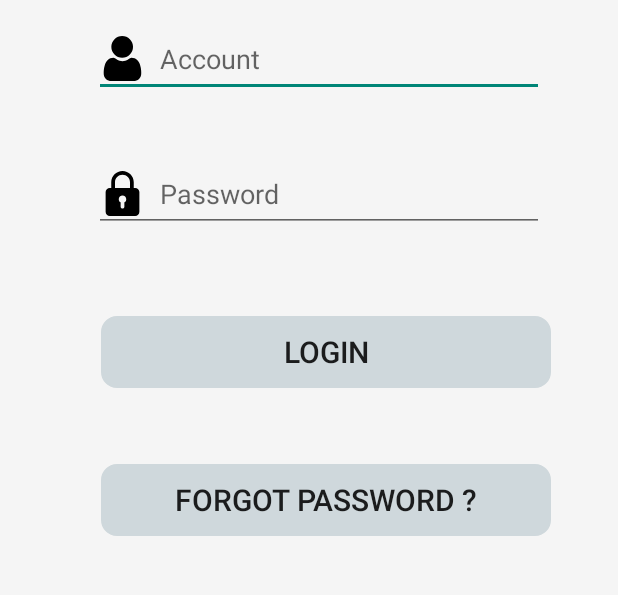
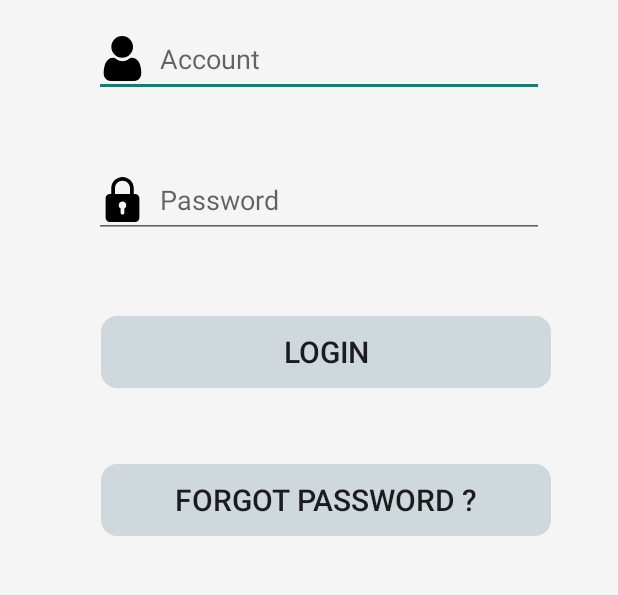
Before and after one commit to Teamdashah/team, an Android app: the login screen opened directly, with no data from a screen before it, on a phone screen of 412 x 824 dp, the part 563-1158 px from its top. Run offline under Robolectric (Android 15) with nearby library versions, the phone set to English and light mode, and no system bars.

Commit message:
登入註冊好了(庭)

```diff
--- a/app/src/main/res/layout/activity_login.xml
+++ b/app/src/main/res/layout/activity_login.xml
@@ -58,10 +58,10 @@
         android:id="@+id/editTextTextPassword"
         android:layout_width="300dp"
         android:layout_height="wrap_content"
+        android:drawableLeft="@drawable/ic_padlock"
+        android:drawablePadding="10dp"
         android:ems="10"
         android:hint="@string/login_input_pwd"
-        android:drawableLeft="@drawable/ic_padlock"
-        android:drawablePadding="10dp"
         android:inputType="textPassword"
         android:minHeight="48dp"
         app:layout_constraintBottom_toBottomOf="parent"
@@ -69,7 +69,7 @@
         app:layout_constraintHorizontal_bias="0.558"
         app:layout_constraintStart_toStartOf="parent"
         app:layout_constraintTop_toTopOf="parent"
-        app:layout_constraintVertical_bias="0.59"
+        app:layout_constraintVertical_bias="0.596"
         tools:ignore="MissingPrefix" />
 
     <ImageView
--- a/app/src/main/res/layout/activity_register.xml
+++ b/app/src/main/res/layout/activity_register.xml
@@ -42,6 +42,7 @@
         android:layout_width="300dp"
         android:layout_height="wrap_content"
         android:drawableLeft="@drawable/ic_email"
+        android:hint="@string/register_email"
         android:drawablePadding="10dp"
         android:ems="10"
         android:inputType="textEmailAddress"
@@ -59,6 +60,7 @@
         android:layout_width="300dp"
         android:layout_height="wrap_content"
         android:drawableLeft="@drawable/ic_padlock"
+        android:hint="@string/register_pwd"
         android:drawablePadding="10dp"
         android:ems="10"
         android:inputType="textPassword"
```
